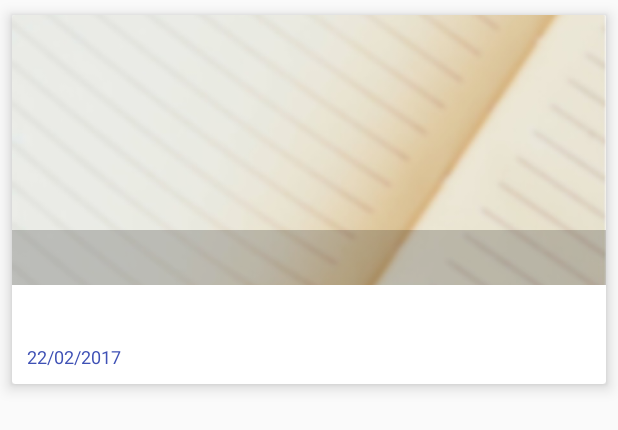
After one commit to AkshayChordiya/News, an Android app: the layout list_item_new_feed.xml on its own in the app's theme, with its tools: preview values and no code run, on a phone screen of 412 x 824 dp. The commit adds this screen. Shown: the top 430 px of the screen. Run offline under Robolectric (Android 15) with nearby library versions, the phone set to English and light mode, and no system bars.

Commit message:
refactor: news list design

```diff
--- a/app/src/main/java/com/akshay/newsapp/adapter/NewsArticlesAdapter.kt
+++ b/app/src/main/java/com/akshay/newsapp/adapter/NewsArticlesAdapter.kt
@@ -6,7 +6,9 @@ import android.view.ViewGroup
 import com.akshay.newsapp.R
 import com.akshay.newsapp.model.NewsArticles
 import com.akshay.newsapp.utils.inflate
-import kotlinx.android.synthetic.main.news_article_item.view.*
+import com.bumptech.glide.Glide
+import com.bumptech.glide.load.engine.DiskCacheStrategy
+import kotlinx.android.synthetic.main.list_item_new_feed.view.*
 
 /**
  * The News adapter to show the news in a list.
@@ -26,7 +28,7 @@ class NewsArticlesAdapter(
     /**
      * Inflate the view
      */
-    override fun onCreateViewHolder(parent: ViewGroup, viewType: Int) = NewsHolder(parent.inflate(R.layout.news_article_item))
+    override fun onCreateViewHolder(parent: ViewGroup, viewType: Int) = NewsHolder(parent.inflate(R.layout.list_item_new_feed))
 
     /**
      * Bind the view with the data
@@ -47,10 +49,23 @@ class NewsArticlesAdapter(
          * Binds the UI with the data and handles clicks
          */
         fun bind(newsArticle: NewsArticles, listener: (NewsArticles) -> Unit) = with(itemView) {
-            news_title.text = newsArticle.title
-            news_description.text = newsArticle.description
+            //news_title.text = newsArticle.title
+            //news_description.text = newsArticle.description
+            tvNewsItemTitle.text = newsArticle.title
+            tvNewsAuthor.text = newsArticle.author
+            //TODO: need to format date
+            //tvListItemDateTime.text = getFormattedDate(newsArticle.publishedAt)
+            tvListItemDateTime.text = newsArticle.publishedAt
+            Glide.with(context).load(newsArticle.urlToImage)
+                    .animate(android.R.anim.fade_in)
+                    .placeholder(R.mipmap.img_test_one)
+                    .diskCacheStrategy(DiskCacheStrategy.ALL)
+                    .error(R.mipmap.img_test_one).into(ivNewsImage)
             setOnClickListener { listener(newsArticle) }
+
+
         }
+
     }
 
     /**
--- /dev/null
+++ b/app/src/main/res/drawable-v21/drawable_list_item.xml
@@ -0,0 +1,8 @@
+<?xml version="1.0" encoding="utf-8"?>
+<ripple xmlns:android="http://schemas.android.com/apk/res/android"
+    android:color="@color/colorPrimaryDark">
+
+    <item
+        android:id="@android:id/mask"
+        android:drawable="@color/colorAccent" />
+</ripple>
--- /dev/null
+++ b/app/src/main/res/drawable/drawable_list_item.xml
@@ -0,0 +1,13 @@
+<?xml version="1.0" encoding="utf-8"?>
+<selector xmlns:android="http://schemas.android.com/apk/res/android">
+    <item android:state_pressed="true">
+        <shape android:shape="rectangle">
+            <solid android:color="@color/colorPrimary" />
+        </shape>
+    </item>
+    <item>
+        <shape android:shape="rectangle">
+            <solid android:color="@android:color/transparent" />
+        </shape>
+    </item>
+</selector>
--- /dev/null
+++ b/app/src/main/res/layout/list_item_new_feed.xml
@@ -0,0 +1,77 @@
+<?xml version="1.0" encoding="utf-8"?>
+
+<android.support.v7.widget.CardView xmlns:android="http://schemas.android.com/apk/res/android"
+    xmlns:app="http://schemas.android.com/apk/res-auto"
+    xmlns:tools="http://schemas.android.com/tools"
+    android:id="@+id/cardViewSearchResult"
+    android:layout_width="match_parent"
+    android:layout_height="wrap_content"
+    android:layout_marginBottom="@dimen/card_elevation"
+    android:layout_marginEnd="@dimen/card_margin"
+    android:layout_marginLeft="@dimen/card_margin"
+    android:layout_marginRight="@dimen/card_margin"
+    android:layout_marginStart="@dimen/card_margin"
+    android:layout_marginTop="@dimen/normal_padding"
+    app:cardElevation="@dimen/card_elevation">
+
+    <RelativeLayout
+        android:layout_width="match_parent"
+        android:layout_height="wrap_content"
+        android:background="@drawable/drawable_list_item">
+
+        <RelativeLayout
+            android:id="@+id/relativeItemImage"
+            android:layout_width="match_parent"
+            android:layout_height="180sp">
+
+            <ImageView
+                android:id="@+id/ivNewsImage"
+                android:layout_width="match_parent"
+                android:layout_height="@dimen/image_size"
+                android:contentDescription="@string/news_image"
+                android:scaleType="centerCrop"
+                tools:src="@mipmap/img_test_one" />
+
+            <TextView
+                android:id="@+id/tvNewsAuthor"
+                android:layout_width="match_parent"
+                android:layout_height="wrap_content"
+                android:layout_alignParentBottom="true"
+                android:background="@color/color_transparent"
+                android:padding="@dimen/normal_padding"
+                android:maxLines="1"
+                android:textAllCaps="true"
+                android:textColor="@android:color/white"
+                android:textSize="12sp"
+                 />
+
+        </RelativeLayout>
+
+        <TextView
+            android:id="@+id/tvNewsItemTitle"
+            android:layout_width="match_parent"
+            android:layout_height="wrap_content"
+            android:layout_below="@+id/relativeItemImage"
+            android:maxLines="2"
+            android:padding="@dimen/normal_padding"
+            android:textColor="@android:color/black"
+            android:textSize="@dimen/textview_size_normal"
+             />
+
+        <TextView
+            android:id="@+id/tvListItemDateTime"
+            android:layout_width="wrap_content"
+            android:layout_height="wrap_content"
+            android:layout_below="@+id/tvNewsItemTitle"
+            android:layout_marginBottom="@dimen/normal_padding"
+            android:layout_marginLeft="@dimen/normal_padding"
+            android:layout_marginStart="@dimen/normal_padding"
+            android:maxLines="2"
+            android:textAllCaps="true"
+            android:textColor="@color/colorPrimary"
+            android:textSize="@dimen/textview_size_small"
+            tools:text="@string/str_test_date" />
+
+
+    </RelativeLayout>
+</android.support.v7.widget.CardView>
--- a/app/src/main/res/values/colors.xml
+++ b/app/src/main/res/values/colors.xml
@@ -3,4 +3,5 @@
     <color name="colorPrimary">#3F51B5</color>
     <color name="colorPrimaryDark">#303F9F</color>
     <color name="colorAccent">#FF4081</color>
+    <color name="color_transparent">#33000000</color>
 </resources>
--- /dev/null
+++ b/app/src/main/res/values/dimens.xml
@@ -0,0 +1,8 @@
+<resources>
+    <dimen name="card_elevation">6sp</dimen>
+    <dimen name="card_margin">8sp</dimen>
+    <dimen name="normal_padding">10sp</dimen>
+    <dimen name="textview_size_normal">14sp</dimen>
+    <dimen name="image_size">180sp</dimen>
+    <dimen name="textview_size_small">12sp</dimen>
+</resources>
--- a/app/src/main/res/values/strings.xml
+++ b/app/src/main/res/values/strings.xml
@@ -1,4 +1,6 @@
 <resources>
     <string name="app_name">News App</string>
     <string name="news_image_desc">News Image</string>
+    <string name="news_image">news image</string>
+    <string name="str_test_date">22/02/2017</string>
 </resources>
```
Also changed, not shown: app/src/main/res/mipmap-xxhdpi/img_test_one.jpg (added).
